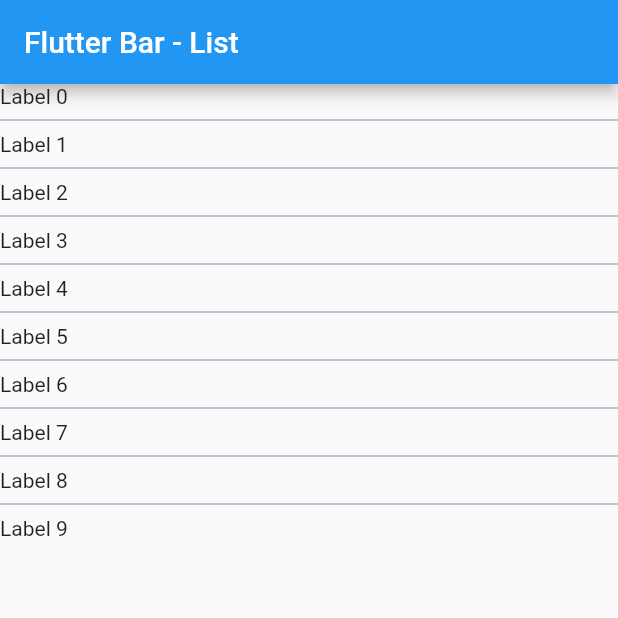
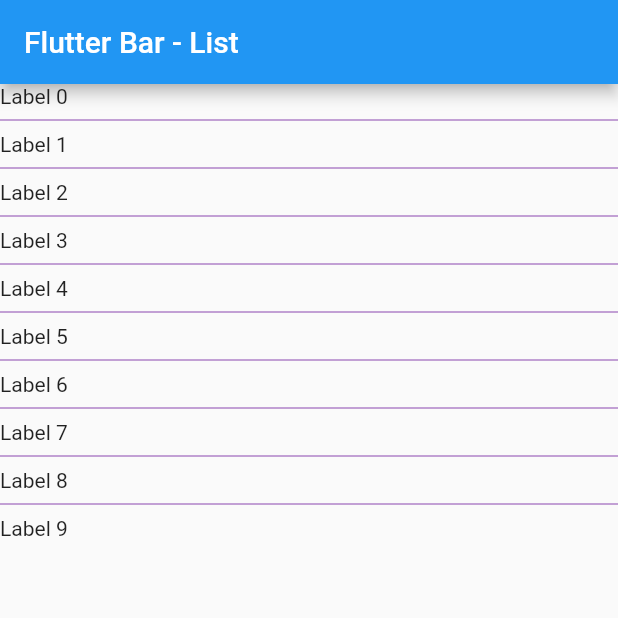
Before and after one commit to hustlebar/flutterbar, a Flutter app: the screen it shows after launch, on a phone screen of 412 x 824 dp, the top half of it. Run offline on Flutter 3.47's test engine with Material 2 defaults, Android fonts, the phone set to English and light mode, and no system bars.

Commit message:
Just for today

```diff
--- a/lib/layouts/list.dart
+++ b/lib/layouts/list.dart
@@ -34,7 +34,7 @@ class FlutterBarList extends StatelessWidget {
       },
       separatorBuilder: (BuildContext context, int index) {
         return Divider(
-          color: Color.fromRGBO(100, 100, 150, 0.75),
+          color: Color.fromRGBO(100, 10, 150, 0.75),
         );
       },
       itemCount: 10
```
